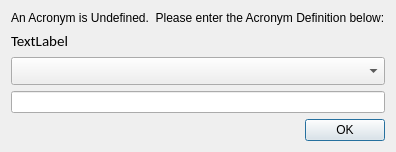
First picture: the form in Source_Files/verifyacro.ui, repository SnekCode/AcronymSorter, before the edit.
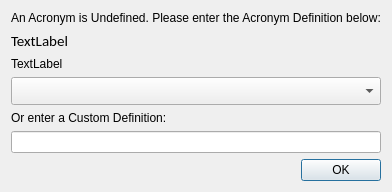
Second picture: the form after the edit.

Commit message:
v0.1.5 More Custom Definitions
Added the ability for the user to override the pre determined definition.  This will mark acronym as a user defined and sort correctly.  Note:  This method will result in multible pop up boxes which could be tiredsome for the user.

What changed in the file:
```diff
--- a/Source_Files/verifyacro.ui
+++ b/Source_Files/verifyacro.ui
@@ -10,7 +10,7 @@
     <x>0</x>
     <y>0</y>
     <width>381</width>
-    <height>118</height>
+    <height>171</height>
    </rect>
   </property>
   <property name="sizePolicy">
@@ -26,7 +26,7 @@
    <item>
     <widget class="QLabel" name="label">
      <property name="text">
-      <string>An Acronym is Undefined.  Please enter the Acronym Definition below:</string>
+      <string>An Acronym is Undefined. Please enter the Acronym Definition below:</string>
      </property>
     </widget>
    </item>
@@ -43,6 +43,13 @@
      </property>
     </widget>
    </item>
+   <item>
+    <widget class="QLabel" name="lb_def1">
+     <property name="text">
+      <string>TextLabel</string>
+     </property>
+    </widget>
+   </item>
    <item>
     <widget class="QComboBox" name="AcroDef">
      <property name="font">
@@ -53,6 +60,13 @@
      </property>
     </widget>
    </item>
+   <item>
+    <widget class="QLabel" name="lb_CustomNote">
+     <property name="text">
+      <string>Or enter a Custom Definition:</string>
+     </property>
+    </widget>
+   </item>
    <item>
     <widget class="QLineEdit" name="AcroEdit"/>
    </item>
```
Left out of the diff: 2 changed lines with no effect on the pictures. The commit also changes 2 other files.
